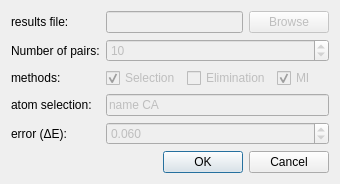
Fluorescence-Tools/Olga, file gui/GetInformativePairsDialog.ui: the form before one commit.
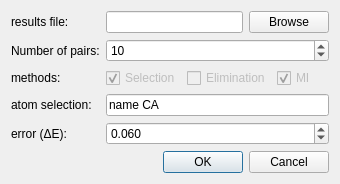
The form after the commit.

Commit message: Let user configure the informative pair search.

Diff of the .ui file:
```diff
--- a/gui/GetInformativePairsDialog.ui
+++ b/gui/GetInformativePairsDialog.ui
@@ -29,14 +29,14 @@
      <item>
       <widget class="QLineEdit" name="fileEdit">
        <property name="enabled">
-        <bool>false</bool>
+        <bool>true</bool>
        </property>
       </widget>
      </item>
      <item>
       <widget class="QPushButton" name="browseButton">
        <property name="enabled">
-        <bool>false</bool>
+        <bool>true</bool>
        </property>
        <property name="text">
         <string>Browse</string>
@@ -58,7 +58,7 @@
    <item row="1" column="1">
     <widget class="QSpinBox" name="maxPairs">
      <property name="enabled">
-      <bool>false</bool>
+      <bool>true</bool>
      </property>
      <property name="value">
       <number>10</number>
@@ -128,7 +128,7 @@
    <item row="3" column="1">
     <widget class="QLineEdit" name="selectionEdit">
      <property name="enabled">
-      <bool>false</bool>
+      <bool>true</bool>
      </property>
      <property name="text">
       <string>name CA</string>
@@ -148,7 +148,7 @@
    <item row="4" column="1">
     <widget class="QDoubleSpinBox" name="errorSpinBox">
      <property name="enabled">
-      <bool>false</bool>
+      <bool>true</bool>
      </property>
      <property name="decimals">
       <number>3</number>
```
Left out of the diff: 19 changed lines with no effect on the pictures. The commit also changes 2 other files.
